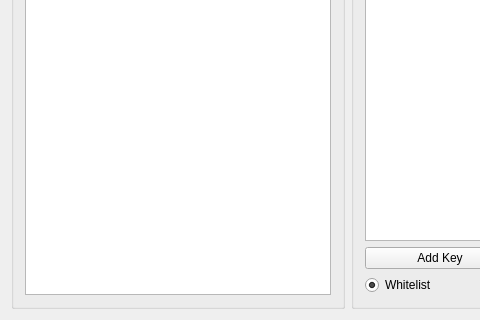
jhanssen/Disseminate, file Disseminate.ui: the form before one commit; both pictures show x 0 to 480 and y 191 to 511 of the 695 by 511 pixel window.
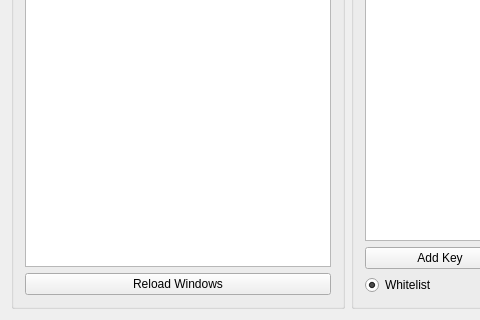
The form after the commit. Icons and pictures are not drawn.

What changed in the file:
```diff
--- a/Disseminate.ui
+++ b/Disseminate.ui
@@ -20,10 +20,17 @@
       <property name="title">
        <string>Windows</string>
       </property>
-      <layout class="QHBoxLayout" name="horizontalLayout_3">
+      <layout class="QVBoxLayout" name="verticalLayout_2">
        <item>
         <widget class="QListWidget" name="windowList"/>
        </item>
+       <item>
+        <widget class="QPushButton" name="reloadWindows">
+         <property name="text">
+          <string>Reload Windows</string>
+         </property>
+        </widget>
+       </item>
       </layout>
      </widget>
     </item>
```
